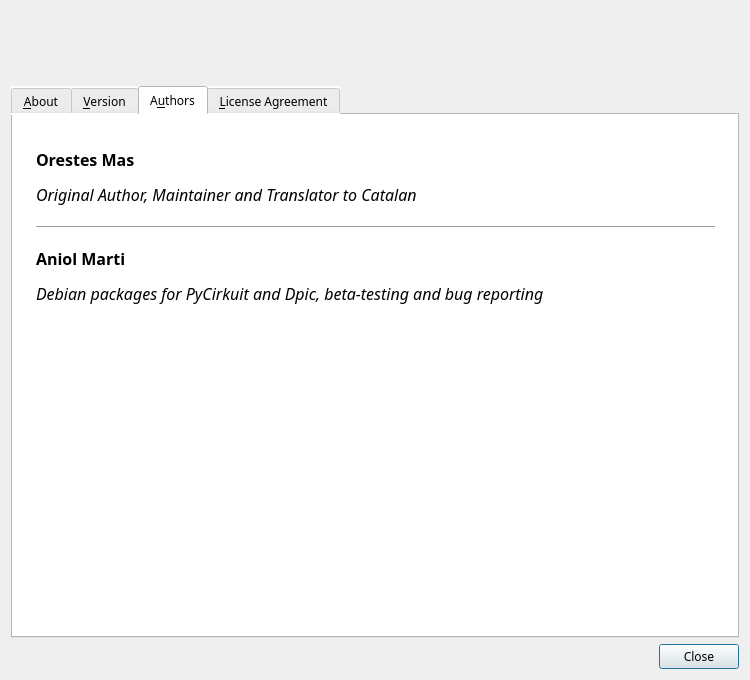
Qt form pycirkuit/ui/aboutdialog.ui (orestesmas/pycirkuit) before a commit.
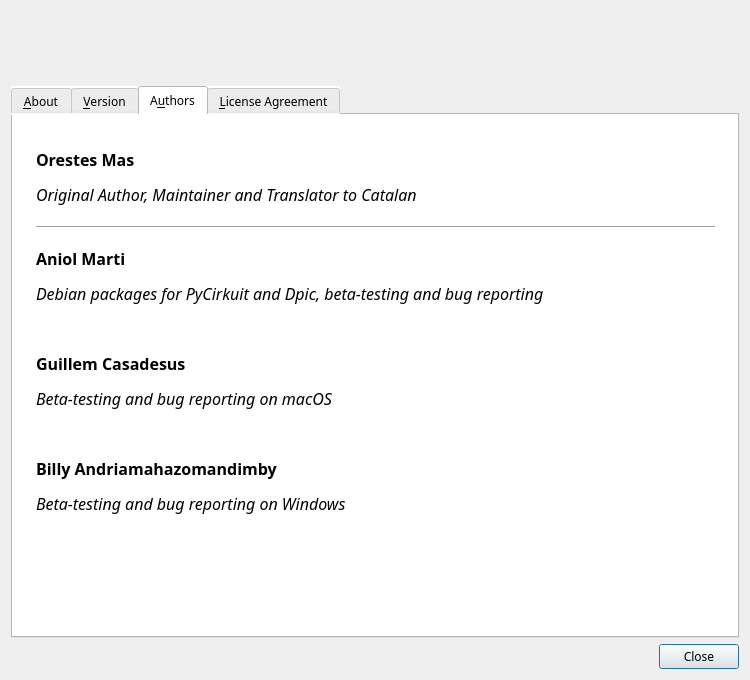
The same form after that commit. Icons and pictures are not drawn.

```diff
--- a/pycirkuit/ui/aboutdialog.ui
+++ b/pycirkuit/ui/aboutdialog.ui
@@ -222,7 +222,13 @@
 &lt;p style=&quot; margin-top:12px; margin-bottom:12px; margin-left:0px; margin-right:0px; -qt-block-indent:0; text-indent:0px;&quot;&gt;&lt;span style=&quot; font-style:italic;&quot;&gt;Original Author, Maintainer and Translator to Catalan&lt;/span&gt;&lt;/p&gt;
 &lt;hr /&gt;
 &lt;p style=&quot; margin-top:12px; margin-bottom:12px; margin-left:0px; margin-right:0px; -qt-block-indent:0; text-indent:0px;&quot;&gt;&lt;span style=&quot; font-weight:600;&quot;&gt;Aniol Marti&lt;/span&gt;&lt;/p&gt;
-&lt;p style=&quot; margin-top:12px; margin-bottom:12px; margin-left:0px; margin-right:0px; -qt-block-indent:0; text-indent:0px;&quot;&gt;&lt;span style=&quot; font-style:italic;&quot;&gt;Debian packages for PyCirkuit and Dpic, beta-testing and bug reporting&lt;/span&gt;&lt;/p&gt;&lt;/body&gt;&lt;/html&gt;</string>
+&lt;p style=&quot; margin-top:12px; margin-bottom:12px; margin-left:0px; margin-right:0px; -qt-block-indent:0; text-indent:0px;&quot;&gt;&lt;span style=&quot; font-style:italic;&quot;&gt;Debian packages for PyCirkuit and Dpic, beta-testing and bug reporting&lt;/span&gt;&lt;/p&gt;
+&lt;p style=&quot;-qt-paragraph-type:empty; margin-top:12px; margin-bottom:12px; margin-left:0px; margin-right:0px; -qt-block-indent:0; text-indent:0px; font-style:italic;&quot;&gt;&lt;br /&gt;&lt;/p&gt;
+&lt;p style=&quot; margin-top:12px; margin-bottom:12px; margin-left:0px; margin-right:0px; -qt-block-indent:0; text-indent:0px;&quot;&gt;&lt;span style=&quot; font-weight:600;&quot;&gt;Guillem Casadesus&lt;/span&gt;&lt;/p&gt;
+&lt;p style=&quot; margin-top:12px; margin-bottom:12px; margin-left:0px; margin-right:0px; -qt-block-indent:0; text-indent:0px;&quot;&gt;&lt;span style=&quot; font-style:italic;&quot;&gt;Beta-testing and bug reporting on macOS&lt;/span&gt;&lt;/p&gt;
+&lt;p style=&quot;-qt-paragraph-type:empty; margin-top:12px; margin-bottom:12px; margin-left:0px; margin-right:0px; -qt-block-indent:0; text-indent:0px; font-style:italic;&quot;&gt;&lt;br /&gt;&lt;/p&gt;
+&lt;p style=&quot; margin-top:12px; margin-bottom:12px; margin-left:0px; margin-right:0px; -qt-block-indent:0; text-indent:0px;&quot;&gt;&lt;span style=&quot; font-weight:600;&quot;&gt;Billy Andriamahazomandimby&lt;/span&gt;&lt;/p&gt;
+&lt;p style=&quot; margin-top:12px; margin-bottom:12px; margin-left:0px; margin-right:0px; -qt-block-indent:0; text-indent:0px;&quot;&gt;&lt;span style=&quot; font-style:italic;&quot;&gt;Beta-testing and bug reporting on Windows&lt;/span&gt;&lt;/p&gt;&lt;/body&gt;&lt;/html&gt;</string>
          </property>
          <property name="acceptRichText">
           <bool>true</bool>
```
